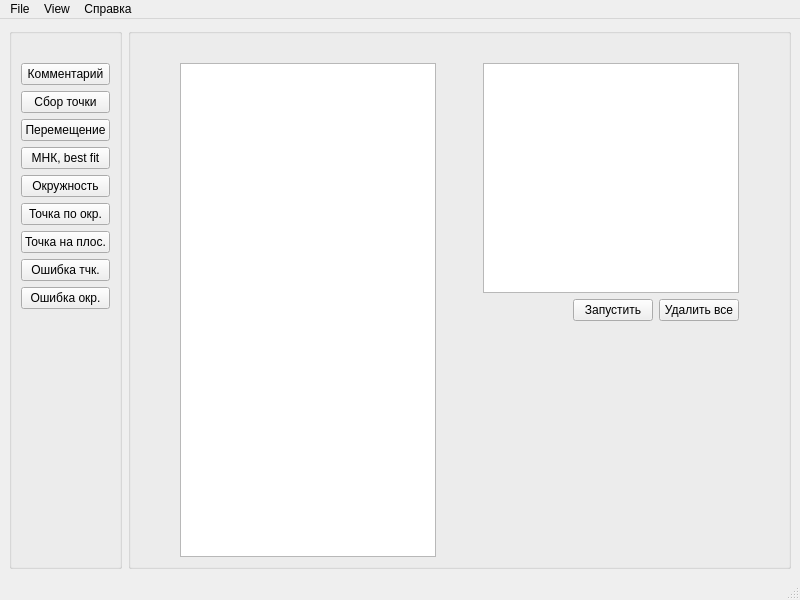
The window that form/mainwindow.ui (Folosman/myTestProjectInter) describes before a commit, drawn with Qt 5.
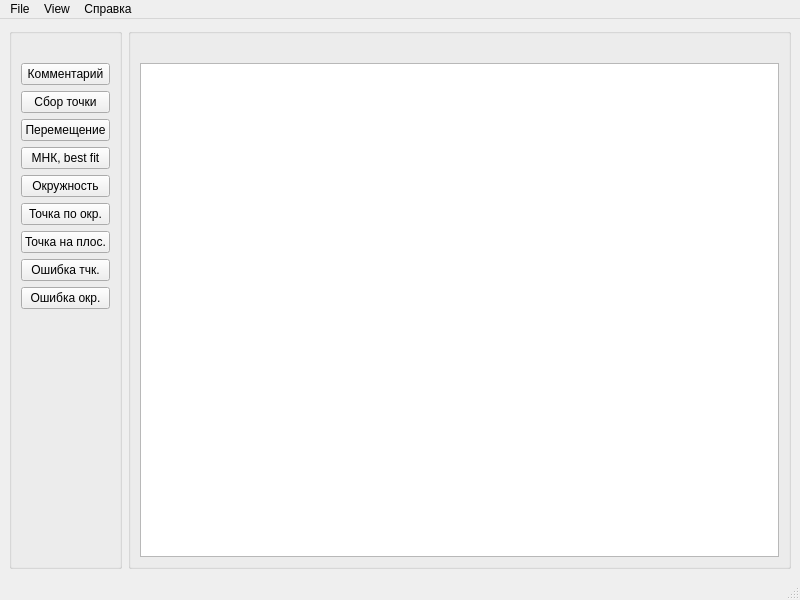
The same window after the commit.

Diff of the .ui file:
```diff
--- a/form/mainwindow.ui
+++ b/form/mainwindow.ui
@@ -128,65 +128,7 @@
        <string/>
       </property>
       <layout class="QGridLayout" name="gridLayout_4">
-       <item row="2" column="5">
-        <widget class="QPushButton" name="m_allClear">
-         <property name="maximumSize">
-          <size>
-           <width>120</width>
-           <height>16777215</height>
-          </size>
-         </property>
-         <property name="layoutDirection">
-          <enum>Qt::LayoutDirection::LeftToRight</enum>
-         </property>
-         <property name="text">
-          <string>Удалить все</string>
-         </property>
-        </widget>
-       </item>
-       <item row="2" column="3">
-        <spacer name="horizontalSpacer_4">
-         <property name="orientation">
-          <enum>Qt::Orientation::Horizontal</enum>
-         </property>
-         <property name="sizeHint" stdset="0">
-          <size>
-           <width>40</width>
-           <height>20</height>
-          </size>
-         </property>
-        </spacer>
-       </item>
-       <item row="1" column="6">
-        <spacer name="horizontalSpacer_3">
-         <property name="orientation">
-          <enum>Qt::Orientation::Horizontal</enum>
-         </property>
-         <property name="sizeHint" stdset="0">
-          <size>
-           <width>40</width>
-           <height>20</height>
-          </size>
-         </property>
-        </spacer>
-       </item>
-       <item row="1" column="3" colspan="3">
-        <widget class="QListWidget" name="m_outputWidget"/>
-       </item>
-       <item row="3" column="5">
-        <spacer name="verticalSpacer_2">
-         <property name="orientation">
-          <enum>Qt::Orientation::Vertical</enum>
-         </property>
-         <property name="sizeHint" stdset="0">
-          <size>
-           <width>20</width>
-           <height>40</height>
-          </size>
-         </property>
-        </spacer>
-       </item>
-       <item row="0" column="1">
+       <item row="0" column="0">
         <spacer name="verticalSpacer">
          <property name="orientation">
           <enum>Qt::Orientation::Vertical</enum>
@@ -202,42 +144,9 @@
          </property>
         </spacer>
        </item>
-       <item row="1" column="1" rowspan="3">
+       <item row="1" column="0" rowspan="2">
         <widget class="QListWidget" name="m_commandList"/>
        </item>
-       <item row="1" column="0">
-        <spacer name="horizontalSpacer_2">
-         <property name="orientation">
-          <enum>Qt::Orientation::Horizontal</enum>
-         </property>
-         <property name="sizeHint" stdset="0">
-          <size>
-           <width>40</width>
-           <height>20</height>
-          </size>
-         </property>
-        </spacer>
-       </item>
-       <item row="1" column="2">
-        <spacer name="horizontalSpacer">
-         <property name="orientation">
-          <enum>Qt::Orientation::Horizontal</enum>
-         </property>
-         <property name="sizeHint" stdset="0">
-          <size>
-           <width>40</width>
-           <height>20</height>
-          </size>
-         </property>
-        </spacer>
-       </item>
-       <item row="2" column="4">
-        <widget class="QPushButton" name="m_startBtn">
-         <property name="text">
-          <string>Запустить</string>
-         </property>
-        </widget>
-       </item>
       </layout>
      </widget>
     </item>
```
Left out of the diff: 6 changed lines with no effect on the pictures.
